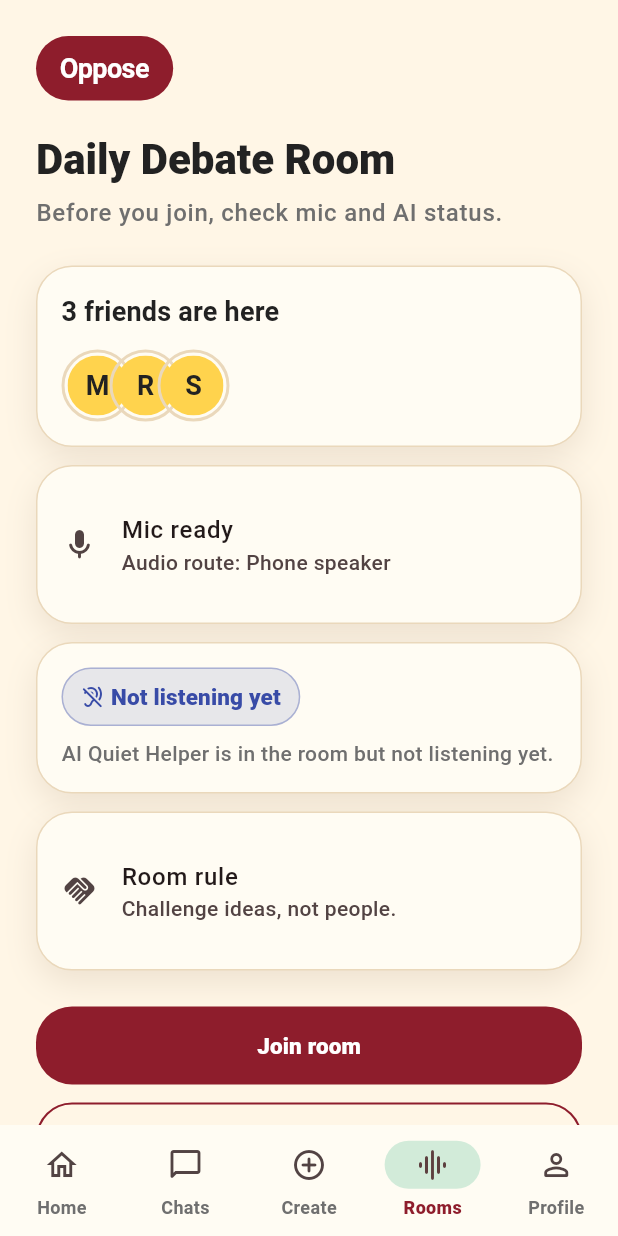
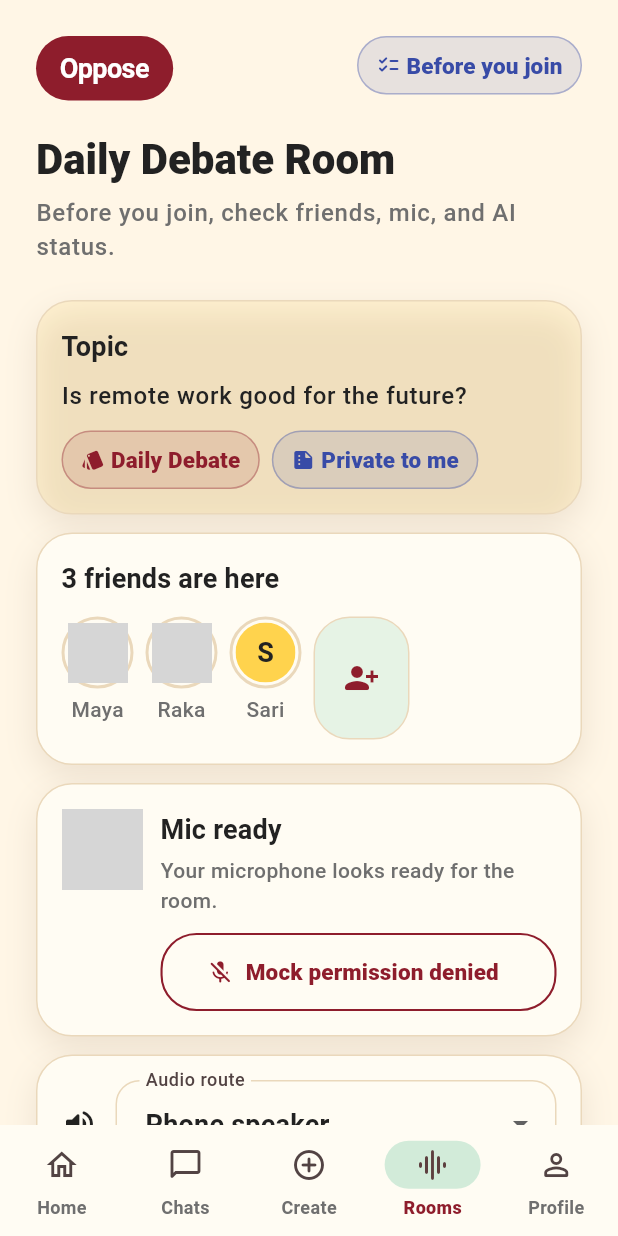
Before and after one commit to GabrielBatavia/Oppose, a Flutter app: the RoomLobbyScreen screen opened by its route, on a phone screen of 412 x 824 dp. Run offline on Flutter 3.47's test engine with Material 3 defaults, Android fonts, the phone set to English and light mode, and no system bars; our stand-ins replace go_router; grey boxes are pictures that could not be loaded.

Commit message:
feat(sprint-5): implement room setup and lobby flow

```diff
--- a/lib/features/room/room_lobby_screen.dart
+++ b/lib/features/room/room_lobby_screen.dart
@@ -3,81 +3,148 @@ import 'package:go_router/go_router.dart';
 
 import '../../app/routes/app_routes.dart';
 import '../../components/buttons/oppose_buttons.dart';
-import '../../components/core/avatar.dart';
+import '../../components/core/oppose_bottom_sheet.dart';
 import '../../components/core/paper_card.dart';
 import '../../components/core/status_pill.dart';
 import '../../components/layout/oppose_header.dart';
 import '../../components/layout/oppose_screen.dart';
-import '../../state/mock_data/mock_oppose_data.dart';
+import '../../state/room_setup/room_setup_controller.dart';
+import '../../state/room_setup/room_setup_scope.dart';
+import '../../theme/oppose_colors.dart';
 import '../../theme/oppose_spacing.dart';
-import '../../types/domain_models.dart';
+import 'widgets/audio_route_selector.dart';
+import 'widgets/lobby_ai_status_card.dart';
+import 'widgets/lobby_friend_preview.dart';
+import 'widgets/lobby_sheets.dart';
+import 'widgets/mic_test_card.dart';
+import 'widgets/room_rule_card.dart';
 
-class RoomLobbyScreen extends StatelessWidget {
+class RoomLobbyScreen extends StatefulWidget {
   const RoomLobbyScreen({super.key});
 
   @override
+  State<RoomLobbyScreen> createState() => _RoomLobbyScreenState();
+}
+
+class _RoomLobbyScreenState extends State<RoomLobbyScreen> {
+  bool _viewTracked = false;
+
+  @override
+  void didChangeDependencies() {
+    super.didChangeDependencies();
+    if (!_viewTracked) {
+      _viewTracked = true;
+      RoomSetupScope.read(context).trackLobbyViewedOnce();
+    }
+  }
+
+  @override
   Widget build(BuildContext context) {
+    final setup = RoomSetupScope.watch(context);
+
     return OpposeScreen(
       showBottomNavigation: true,
       children: [
-        const OpposeHeader(
-          title: 'Daily Debate Room',
-          subtitle: 'Before you join, check mic and AI status.',
+        OpposeHeader(
+          title: setup.roomTitle,
+          subtitle: 'Before you join, check friends, mic, and AI status.',
+          trailing: const StatusPill(
+            label: 'Before you join',
+            icon: Icons.checklist_rounded,
+            color: OpposeColors.indigo,
+          ),
         ),
         const SizedBox(height: OpposeSpacing.xl),
         PaperCard(
+          color: OpposeColors.sunflower.withValues(alpha: 0.14),
           child: Column(
             crossAxisAlignment: CrossAxisAlignment.start,
             children: [
+              Text('Topic', style: Theme.of(context).textTheme.titleMedium),
+              const SizedBox(height: OpposeSpacing.sm),
               Text(
-                '3 friends are here',
-                style: Theme.of(context).textTheme.titleMedium,
+                setup.effectiveTopic,
+                style: Theme.of(context).textTheme.bodyLarge,
               ),
               const SizedBox(height: OpposeSpacing.md),
-              AvatarGroup(
-                labels: MockOpposeData.friends
-                    .map((friend) => friend.displayName)
-                    .toList(),
+              Wrap(
+                spacing: 8,
+                runSpacing: 8,
+                children: [
+                  StatusPill(
+                    label: setup.selectedRoomType.label,
+                    icon: Icons.style_rounded,
+                    color: OpposeColors.maroon,
+                  ),
+                  StatusPill(
+                    label: setup.summaryLabel,
+                    icon: Icons.summarize_rounded,
+                    color: OpposeColors.indigo,
+                  ),
+                ],
               ),
             ],
           ),
         ),
         const SizedBox(height: OpposeSpacing.md),
-        const PaperCard(
-          child: ListTile(
-            contentPadding: EdgeInsets.zero,
-            leading: Icon(Icons.mic_rounded),
-            title: Text('Mic ready'),
-            subtitle: Text('Audio route: Phone speaker'),
+        LobbyFriendPreview(
+          friends: setup.invitedFriends,
+          onInviteMore: () {
+            setup.trackInviteClicked();
+            showOpposeBottomSheet(
+              context: context,
+              child: InviteFriendsSheet(setup: setup),
+            );
+          },
+        ),
+        const SizedBox(height: OpposeSpacing.md),
+        MicTestCard(
+          micState: setup.micState,
+          onToggleMicState: setup.toggleMicState,
+        ),
+        const SizedBox(height: OpposeSpacing.md),
+        AudioRouteSelector(
+          value: setup.audioRoute,
+          onChanged: setup.selectAudioRoute,
+        ),
+        const SizedBox(height: OpposeSpacing.md),
+        LobbyAIStatusCard(
+          mode: setup.selectedAIMode,
+          summarySetting: setup.selectedSummarySetting,
+          onChangeSettings: () => showOpposeBottomSheet(
+            context: context,
+            child: LobbyAISettingsSheet(setup: setup),
           ),
         ),
         const SizedBox(height: OpposeSpacing.md),
-        const PaperCard(
-          child: Column(
-            crossAxisAlignment: CrossAxisAlignment.start,
-            children: [
-              AIStatusPill(status: AIStatusValue.notListening),
-              SizedBox(height: OpposeSpacing.sm),
-              Text('AI Quiet Helper is in the room but not listening yet.'),
-            ],
+        const RoomRuleCard(),
+        if (setup.micState == MicState.permissionDenied) ...[
+          const SizedBox(height: OpposeSpacing.md),
+          const StatusPill(
+            label: 'You can join, but mic may not work yet.',
+            icon: Icons.warning_amber_rounded,
+            color: OpposeColors.danger,
           ),
-        ),
-        const SizedBox(height: OpposeSpacing.md),
-        const PaperCard(
-          child: ListTile(
-            contentPadding: EdgeInsets.zero,
-            leading: Icon(Icons.handshake_rounded),
-            title: Text('Room rule'),
-            subtitle: Text('Challenge ideas, not people.'),
-          ),
-        ),
+        ],
         const SizedBox(height: OpposeSpacing.xl),
         PrimaryButton(
           label: 'Join room',
-          onPressed: () => context.go(AppRoutes.liveRoom),
+          onPressed: () {
+            setup.joinRoom();
+            context.go(AppRoutes.liveRoom);
+          },
         ),
         const SizedBox(height: OpposeSpacing.md),
-        SecondaryButton(label: 'Invite friends', onPressed: () {}),
+        SecondaryButton(
+          label: 'Invite friends',
+          onPressed: () {
+            setup.trackInviteClicked();
+            showOpposeBottomSheet(
+              context: context,
+              child: InviteFriendsSheet(setup: setup),
+            );
+          },
+        ),
       ],
     );
   }
```
Also changed, not shown: lib/features/room/create_room_screen.dart (+133 -43 lines).
